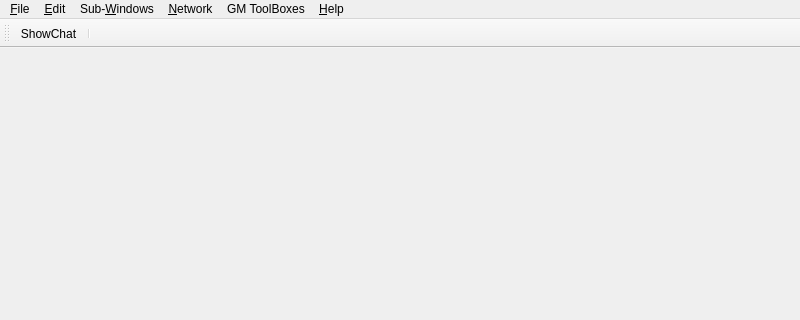
First picture: the form in client/mainwindow.ui, repository Rolisteam/rolisteam, before the edit; both pictures show x 0 to 800 and y 0 to 320 of the 800 by 600 pixel window.
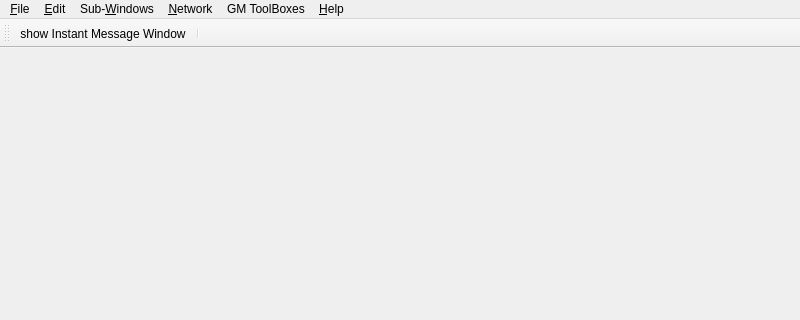
Second picture: the form after the edit. Icons and pictures are not drawn.

Commit message: [client] make sure show instant messaging tool button as the right status given the IM

```diff
--- a/client/mainwindow.ui
+++ b/client/mainwindow.ui
@@ -621,6 +621,12 @@
    <property name="text">
     <string>ShowChat</string>
    </property>
+   <property name="iconText">
+    <string>show Instant Message Window</string>
+   </property>
+   <property name="toolTip">
+    <string>show Instant Message Window</string>
+   </property>
   </action>
  </widget>
  <resources>
```
Left out of the diff: 5 changed lines with no effect on the pictures. The commit also changes 2 other files.
